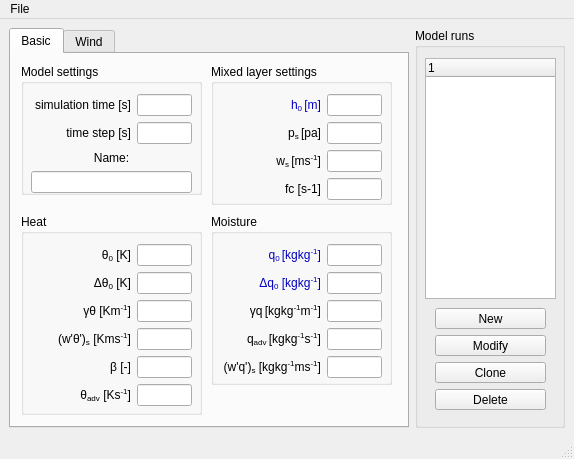
First picture: the form in mlmodel_UI/mainwindow.ui, repository classmodel/modelgui, before the edit.
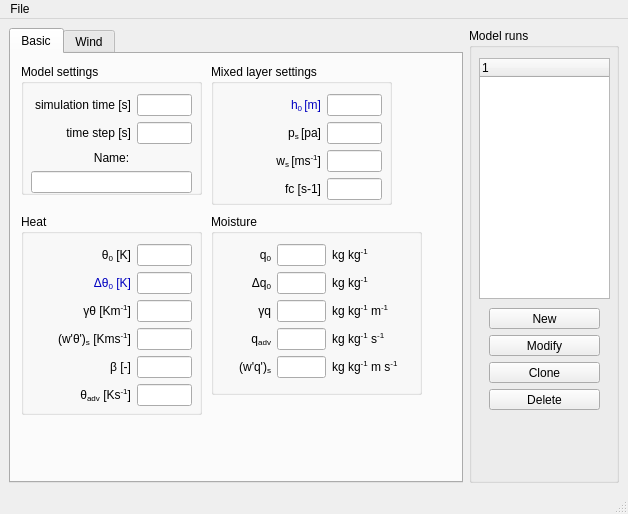
Second picture: the form after the edit.

Commit message: changed layout moisture variables

The edit to the form file:
```diff
--- a/mlmodel_UI/mainwindow.ui
+++ b/mlmodel_UI/mainwindow.ui
@@ -6,8 +6,8 @@
    <rect>
     <x>0</x>
     <y>0</y>
-    <width>562</width>
-    <height>453</height>
+    <width>628</width>
+    <height>514</height>
    </rect>
   </property>
   <property name="windowTitle">
@@ -147,7 +147,11 @@
              <string>Initial potential temperature jump at inversion [K]</string>
             </property>
             <property name="text">
-             <string>&lt;html&gt;Δθ&lt;sub&gt;0&lt;/sub&gt; [K]&lt;/html&gt;</string>
+             <string>&lt;!DOCTYPE HTML PUBLIC &quot;-//W3C//DTD HTML 4.0//EN&quot; &quot;http://www.w3.org/TR/REC-html40/strict.dtd&quot;&gt;
+&lt;html&gt;&lt;head&gt;&lt;meta name=&quot;qrichtext&quot; content=&quot;1&quot; /&gt;&lt;style type=&quot;text/css&quot;&gt;
+p, li { white-space: pre-wrap; }
+&lt;/style&gt;&lt;/head&gt;&lt;body style=&quot; font-family:'Sans Serif'; font-size:9pt; font-weight:400; font-style:normal;&quot;&gt;
+&lt;p style=&quot; margin-top:12px; margin-bottom:0px; margin-left:0px; margin-right:0px; -qt-block-indent:0; text-indent:0px;&quot;&gt;&lt;span style=&quot; font-family:'Arial, sans-serif'; color:#0000c0;&quot;&gt;Δθ&lt;/span&gt;&lt;span style=&quot; font-family:'Arial, sans-serif'; color:#0000c0; vertical-align:sub;&quot;&gt;0&lt;/span&gt;&lt;span style=&quot; font-family:'Arial, sans-serif'; color:#0000c0;&quot;&gt; [K]&lt;/span&gt;&lt;/p&gt;&lt;/body&gt;&lt;/html&gt;</string>
             </property>
             <property name="alignment">
              <set>Qt::AlignRight|Qt::AlignTrailing|Qt::AlignVCenter</set>
@@ -352,8 +356,8 @@
          <rect>
           <x>200</x>
           <y>160</y>
-          <width>181</width>
-          <height>171</height>
+          <width>211</width>
+          <height>181</height>
          </rect>
         </property>
         <property name="title">
@@ -364,11 +368,11 @@
           <rect>
            <x>10</x>
            <y>30</y>
-           <width>161</width>
+           <width>191</width>
            <height>138</height>
           </rect>
          </property>
-         <layout class="QGridLayout" name="moisture_grid" columnminimumwidth="100,0">
+         <layout class="QGridLayout" name="moisture_grid" columnminimumwidth="50,0,80">
           <property name="sizeConstraint">
            <enum>QLayout::SetMinimumSize</enum>
           </property>
@@ -378,11 +382,7 @@
              <string>Initial specific humidity [kg/kg]</string>
             </property>
             <property name="text">
-             <string>&lt;!DOCTYPE HTML PUBLIC &quot;-//W3C//DTD HTML 4.0//EN&quot; &quot;http://www.w3.org/TR/REC-html40/strict.dtd&quot;&gt;
-&lt;html&gt;&lt;head&gt;&lt;meta name=&quot;qrichtext&quot; content=&quot;1&quot; /&gt;&lt;style type=&quot;text/css&quot;&gt;
-p, li { white-space: pre-wrap; }
-&lt;/style&gt;&lt;/head&gt;&lt;body style=&quot; font-family:'Sans Serif'; font-size:9pt; font-weight:400; font-style:normal;&quot;&gt;
-&lt;p style=&quot; margin-top:0px; margin-bottom:0px; margin-left:0px; margin-right:0px; -qt-block-indent:0; text-indent:0px;&quot;&gt;&lt;span style=&quot; color:#0000c0;&quot;&gt;q&lt;/span&gt;&lt;span style=&quot; color:#0000c0; vertical-align:sub;&quot;&gt;0 &lt;/span&gt;&lt;span style=&quot; color:#0000c0;&quot;&gt;[kgkg&lt;/span&gt;&lt;span style=&quot; color:#0000c0; vertical-align:super;&quot;&gt;-1&lt;/span&gt;&lt;span style=&quot; color:#0000c0;&quot;&gt;]&lt;/span&gt;&lt;/p&gt;&lt;/body&gt;&lt;/html&gt;</string>
+             <string>&lt;html&gt;q&lt;sub&gt;0&lt;/sub&gt;&lt;/html&gt;</string>
             </property>
             <property name="alignment">
              <set>Qt::AlignRight|Qt::AlignTrailing|Qt::AlignVCenter</set>
@@ -398,11 +398,7 @@
              <string>Initial specific humidity jump at inversion [kgkg-1]</string>
             </property>
             <property name="text">
-             <string>&lt;!DOCTYPE HTML PUBLIC &quot;-//W3C//DTD HTML 4.0//EN&quot; &quot;http://www.w3.org/TR/REC-html40/strict.dtd&quot;&gt;
-&lt;html&gt;&lt;head&gt;&lt;meta name=&quot;qrichtext&quot; content=&quot;1&quot; /&gt;&lt;style type=&quot;text/css&quot;&gt;
-p, li { white-space: pre-wrap; }
-&lt;/style&gt;&lt;/head&gt;&lt;body style=&quot; font-family:'Sans Serif'; font-size:9pt; font-weight:400; font-style:normal;&quot;&gt;
-&lt;p style=&quot; margin-top:0px; margin-bottom:0px; margin-left:0px; margin-right:0px; -qt-block-indent:0; text-indent:0px;&quot;&gt;&lt;span style=&quot; font-family:'Arial, sans-serif'; color:#0000c0;&quot;&gt;Δq&lt;/span&gt;&lt;span style=&quot; font-family:'Arial, sans-serif'; color:#0000c0; vertical-align:sub;&quot;&gt;0&lt;/span&gt;&lt;span style=&quot; font-family:'Arial, sans-serif'; color:#0000c0;&quot;&gt; [kgkg&lt;/span&gt;&lt;span style=&quot; font-family:'Arial, sans-serif'; color:#0000c0; vertical-align:super;&quot;&gt;-1&lt;/span&gt;&lt;span style=&quot; font-family:'Arial, sans-serif'; color:#0000c0;&quot;&gt;]&lt;/span&gt;&lt;/p&gt;&lt;/body&gt;&lt;/html&gt;</string>
+             <string>&lt;html&gt;Δq&lt;sub&gt;0&lt;/sub&gt;&lt;/html&gt;</string>
             </property>
             <property name="alignment">
              <set>Qt::AlignRight|Qt::AlignTrailing|Qt::AlignVCenter</set>
@@ -418,11 +414,7 @@
              <string>Free atmosphere specific humidity lapse rate [K/m]</string>
             </property>
             <property name="text">
-             <string>&lt;!DOCTYPE HTML PUBLIC &quot;-//W3C//DTD HTML 4.0//EN&quot; &quot;http://www.w3.org/TR/REC-html40/strict.dtd&quot;&gt;
-&lt;html&gt;&lt;head&gt;&lt;meta name=&quot;qrichtext&quot; content=&quot;1&quot; /&gt;&lt;style type=&quot;text/css&quot;&gt;
-p, li { white-space: pre-wrap; }
-&lt;/style&gt;&lt;/head&gt;&lt;body style=&quot; font-family:'Sans Serif'; font-size:9pt; font-weight:400; font-style:normal;&quot;&gt;
-&lt;p style=&quot; margin-top:0px; margin-bottom:0px; margin-left:0px; margin-right:0px; -qt-block-indent:0; text-indent:0px;&quot;&gt;&lt;span style=&quot; font-family:'Arial, sans-serif'; color:#000000;&quot;&gt;γq&lt;/span&gt;&lt;span style=&quot; color:#000000; vertical-align:sub;&quot;&gt; &lt;/span&gt;&lt;span style=&quot; color:#000000;&quot;&gt;[kgkg&lt;/span&gt;&lt;span style=&quot; color:#000000; vertical-align:super;&quot;&gt;-1&lt;/span&gt;&lt;span style=&quot; color:#000000;&quot;&gt;m&lt;/span&gt;&lt;span style=&quot; color:#000000; vertical-align:super;&quot;&gt;-1&lt;/span&gt;&lt;span style=&quot; color:#000000;&quot;&gt;]&lt;/span&gt;&lt;/p&gt;&lt;/body&gt;&lt;/html&gt;</string>
+             <string>&lt;html&gt;γq&lt;/html&gt;</string>
             </property>
             <property name="alignment">
              <set>Qt::AlignRight|Qt::AlignTrailing|Qt::AlignVCenter</set>
@@ -438,11 +430,7 @@
              <string>Advection of moisture [kgkg-1s-1]]</string>
             </property>
             <property name="text">
-             <string>&lt;!DOCTYPE HTML PUBLIC &quot;-//W3C//DTD HTML 4.0//EN&quot; &quot;http://www.w3.org/TR/REC-html40/strict.dtd&quot;&gt;
-&lt;html&gt;&lt;head&gt;&lt;meta name=&quot;qrichtext&quot; content=&quot;1&quot; /&gt;&lt;style type=&quot;text/css&quot;&gt;
-p, li { white-space: pre-wrap; }
-&lt;/style&gt;&lt;/head&gt;&lt;body style=&quot; font-family:'Sans Serif'; font-size:9pt; font-weight:400; font-style:normal;&quot;&gt;
-&lt;p style=&quot; margin-top:0px; margin-bottom:0px; margin-left:0px; margin-right:0px; -qt-block-indent:0; text-indent:0px;&quot;&gt;&lt;span style=&quot; color:#000000;&quot;&gt;q&lt;/span&gt;&lt;span style=&quot; color:#000000; vertical-align:sub;&quot;&gt;adv &lt;/span&gt;&lt;span style=&quot; color:#000000;&quot;&gt;[kgkg&lt;/span&gt;&lt;span style=&quot; color:#000000; vertical-align:super;&quot;&gt;-1&lt;/span&gt;&lt;span style=&quot; color:#000000;&quot;&gt;s&lt;/span&gt;&lt;span style=&quot; color:#000000; vertical-align:super;&quot;&gt;-1&lt;/span&gt;&lt;span style=&quot; color:#000000;&quot;&gt;]&lt;/span&gt;&lt;/p&gt;&lt;/body&gt;&lt;/html&gt;</string>
+             <string>&lt;html&gt;q&lt;sub&gt;adv&lt;/sub&gt;&lt;/html&gt;</string>
             </property>
             <property name="alignment">
              <set>Qt::AlignRight|Qt::AlignTrailing|Qt::AlignVCenter</set>
@@ -458,11 +446,7 @@
              <string>Surface kinematic moisture flux [kgkg-1ms-1]</string>
             </property>
             <property name="text">
-             <string>&lt;!DOCTYPE HTML PUBLIC &quot;-//W3C//DTD HTML 4.0//EN&quot; &quot;http://www.w3.org/TR/REC-html40/strict.dtd&quot;&gt;
-&lt;html&gt;&lt;head&gt;&lt;meta name=&quot;qrichtext&quot; content=&quot;1&quot; /&gt;&lt;style type=&quot;text/css&quot;&gt;
-p, li { white-space: pre-wrap; }
-&lt;/style&gt;&lt;/head&gt;&lt;body style=&quot; font-family:'Sans Serif'; font-size:9pt; font-weight:400; font-style:normal;&quot;&gt;
-&lt;p style=&quot; margin-top:0px; margin-bottom:0px; margin-left:0px; margin-right:0px; -qt-block-indent:0; text-indent:0px;&quot;&gt;&lt;span style=&quot; color:#000000;&quot;&gt;(w'q')&lt;/span&gt;&lt;span style=&quot; color:#000000; vertical-align:sub;&quot;&gt;s&lt;/span&gt;&lt;span style=&quot; color:#000000;&quot;&gt; [kgkg&lt;/span&gt;&lt;span style=&quot; color:#000000; vertical-align:super;&quot;&gt;-1&lt;/span&gt;&lt;span style=&quot; color:#000000;&quot;&gt;ms&lt;/span&gt;&lt;span style=&quot; color:#000000; vertical-align:super;&quot;&gt;-1&lt;/span&gt;&lt;span style=&quot; color:#000000;&quot;&gt;]&lt;/span&gt;&lt;/p&gt;&lt;/body&gt;&lt;/html&gt;</string>
+             <string>&lt;html&gt;(w'q')&lt;sub&gt;s&lt;/sub&gt;&lt;/html&gt;</string>
             </property>
             <property name="alignment">
              <set>Qt::AlignRight|Qt::AlignTrailing|Qt::AlignVCenter</set>
@@ -470,7 +454,72 @@
            </widget>
           </item>
           <item row="4" column="1">
-           <widget class="QLineEdit" name="wq_Input"/>
+           <widget class="QLineEdit" name="input_wq"/>
+          </item>
+          <item row="0" column="2">
+           <widget class="QLabel" name="unitlabel_q0">
+            <property name="toolTip">
+             <string/>
+            </property>
+            <property name="text">
+             <string>&lt;html&gt;kg kg&lt;sup&gt;-1&lt;/sup&gt;&lt;/html&gt;</string>
+            </property>
+            <property name="alignment">
+             <set>Qt::AlignLeading|Qt::AlignLeft|Qt::AlignVCenter</set>
+            </property>
+           </widget>
+          </item>
+          <item row="1" column="2">
+           <widget class="QLabel" name="unitlabel_dq0">
+            <property name="toolTip">
+             <string/>
+            </property>
+            <property name="text">
+             <string>&lt;html&gt;kg kg&lt;sup&gt;-1&lt;/sup&gt;&lt;/html&gt;</string>
+            </property>
+            <property name="alignment">
+             <set>Qt::AlignLeading|Qt::AlignLeft|Qt::AlignVCenter</set>
+            </property>
+           </widget>
+          </item>
+          <item row="2" column="2">
+           <widget class="QLabel" name="unitlabel_gamma_q">
+            <property name="toolTip">
+             <string/>
+            </property>
+            <property name="text">
+             <string>&lt;html&gt;kg kg&lt;sup&gt;-1&lt;/sup&gt; m&lt;sup&gt;-1&lt;/sup&gt;&lt;/html&gt;</string>
+            </property>
+            <property name="alignment">
+             <set>Qt::AlignLeading|Qt::AlignLeft|Qt::AlignVCenter</set>
+            </property>
+           </widget>
+          </item>
+          <item row="3" column="2">
+           <widget class="QLabel" name="unitlabel_adv_q">
+            <property name="toolTip">
+             <string/>
+            </property>
+            <property name="text">
+             <string>&lt;html&gt;kg kg&lt;sup&gt;-1&lt;/sup&gt; s&lt;sup&gt;-1&lt;/sup&gt;&lt;/html&gt;</string>
+            </property>
+            <property name="alignment">
+             <set>Qt::AlignLeading|Qt::AlignLeft|Qt::AlignVCenter</set>
+            </property>
+           </widget>
+          </item>
+          <item row="4" column="2">
+           <widget class="QLabel" name="unitlabel_adv_q_2">
+            <property name="toolTip">
+             <string/>
+            </property>
+            <property name="text">
+             <string>&lt;html&gt;kg kg&lt;sup&gt;-1&lt;/sup&gt; m s&lt;sup&gt;-1&lt;/sup&gt;&lt;/html&gt;</string>
+            </property>
+            <property name="alignment">
+             <set>Qt::AlignLeading|Qt::AlignLeft|Qt::AlignVCenter</set>
+            </property>
+           </widget>
           </item>
          </layout>
         </widget>
@@ -796,7 +845,7 @@
     <rect>
      <x>0</x>
      <y>0</y>
-     <width>562</width>
+     <width>628</width>
      <height>19</height>
     </rect>
    </property>
```
Left out of the diff: 116 changed lines with no effect on the pictures.
